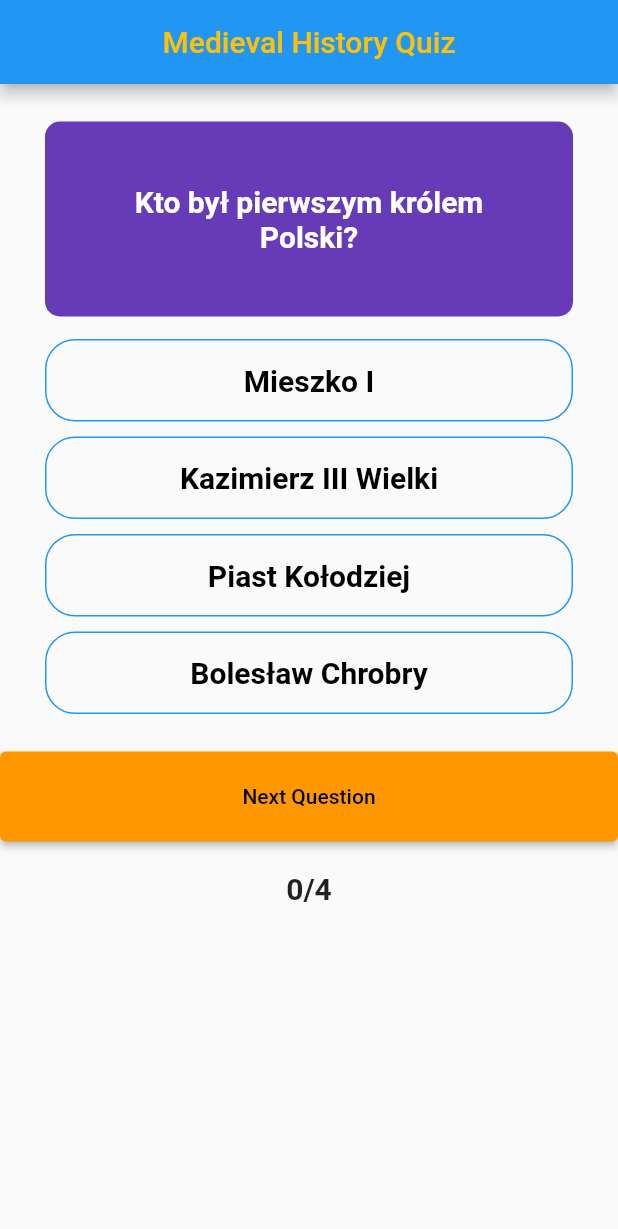
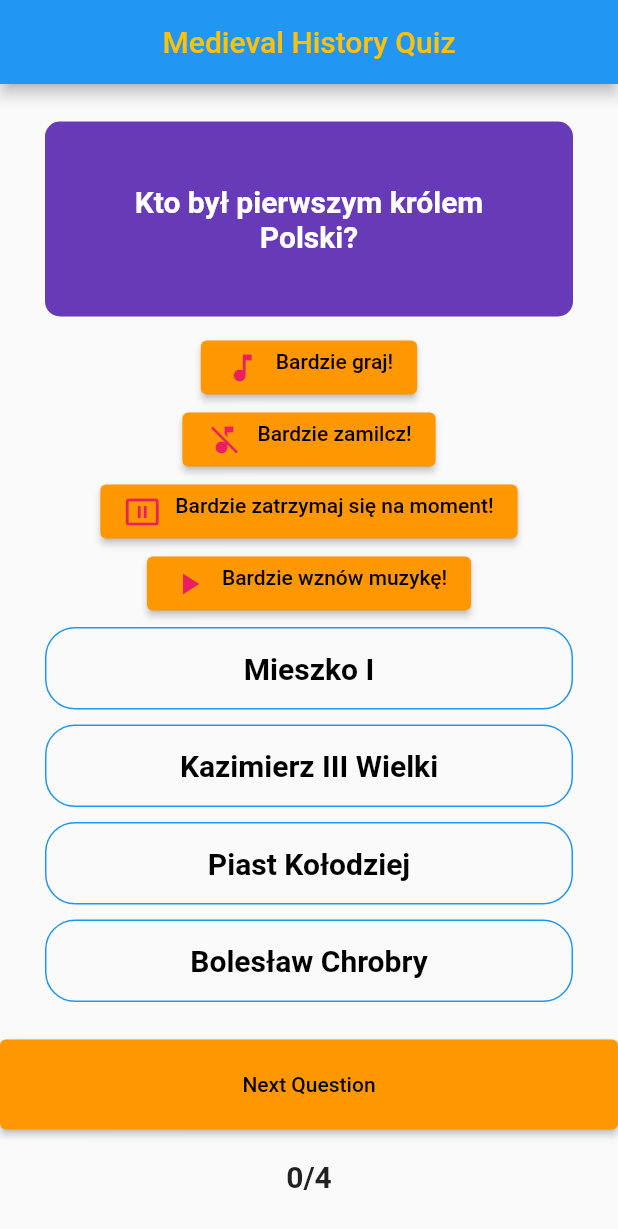
Before and after one commit to christopherwozniak/medieval_quiz, a Flutter app: the screen it shows after launch, on a phone screen of 412 x 824 dp. Shown: the top 1229 px of the screen. Run offline on Flutter 3.47's test engine with Material 2 defaults, Android fonts, the light colour scheme and no system bars; our stand-ins replace audioplayers.

Commit message:
Add music Icons to audioplayer functions

```diff
--- /dev/null
+++ b/lib/home/audioplayer_with_local_music.dart
@@ -0,0 +1,16 @@
+import 'package:flutter/material.dart';
+import 'package:medieval_quiz/home/home.dart';
+
+class AudioPlayersWithLocalMusic extends StatefulWidget {
+  const AudioPlayersWithLocalMusic({super.key});
+
+  @override
+  State<AudioPlayersWithLocalMusic> createState() => AudioPlayersWithLocalMusicState();
+}
+
+class AudioPlayersWithLocalMusicState extends State<AudioPlayersWithLocalMusic> {
+  @override
+  Widget build(BuildContext context) {
+    return const Home();
+  }
+}
--- a/lib/home/home.dart
+++ b/lib/home/home.dart
@@ -20,7 +20,7 @@ class _HomeState extends State<Home> {
   bool answerWasSelected = false;
   bool endOfQuiz = false;
   bool correctAnswerSelected = false;
-  String play= ('');
+  final player= AudioPlayer();
 
   void _questionAnswered(bool answerScore) {
     setState(() {
@@ -108,6 +108,68 @@ class _HomeState extends State<Home> {
                       ),
                     ),
                   ),
+                ), Row(mainAxisAlignment: MainAxisAlignment.center,
+                  children: [
+                    ElevatedButton(onPressed: () { player.play(AssetSource('dance_of_nordic.mp3'),); },
+                    child: Wrap(
+        children: const <Widget>[
+        Icon(
+            Icons.music_note,
+            color: Colors.pink,
+            size: 24.0,
+        ),
+        SizedBox(
+            width:10,
+        ),  Text('Bardzie graj!'),],),
+                )],
+                ),
+                Row(mainAxisAlignment: MainAxisAlignment.center,
+                  children: [
+                    ElevatedButton(onPressed: () {
+                      player.stop();
+                    }, child: Wrap(
+        children: const <Widget>[
+        Icon(
+            Icons.music_off,
+            color: Colors.pink,
+            size: 24.0,
+        ),
+        SizedBox(
+            width:10,
+        ), Text('Bardzie zamilcz!'),],),),
+                  ],
+                ),
+                Row(mainAxisAlignment: MainAxisAlignment.center,
+                  children: [
+                    ElevatedButton(onPressed: () {
+                      player.pause();
+                    }, child: Wrap(
+        children: const <Widget>[
+        Icon(
+            Icons.pause_presentation,
+            color: Colors.pink,
+            size: 24.0,
+        ),
+        SizedBox(
+            width:10,
+        ),  Text('Bardzie zatrzymaj się na moment!'),],),),
+                  ],
+                ),
+                Row(mainAxisAlignment: MainAxisAlignment.center,
+                  children: [
+                    ElevatedButton(onPressed: () {
+                      player.resume();
+                    }, child: Wrap(
+        children: const <Widget>[
+        Icon(
+            Icons.play_arrow,
+            color: Colors.pink,
+            size: 24.0,
+        ),
+        SizedBox(
+            width:10,
+        ),  Text('Bardzie wznów muzykę!'),],),),
+                  ],
                 ),
                 ...(_questions[_questioniIndex]['answers']
                         as List<Map<String, Object>>)
@@ -193,7 +255,7 @@ class _HomeState extends State<Home> {
               ],
             ),
           ),
-        ]),
+        ], ),
         );
   }
 }
```
